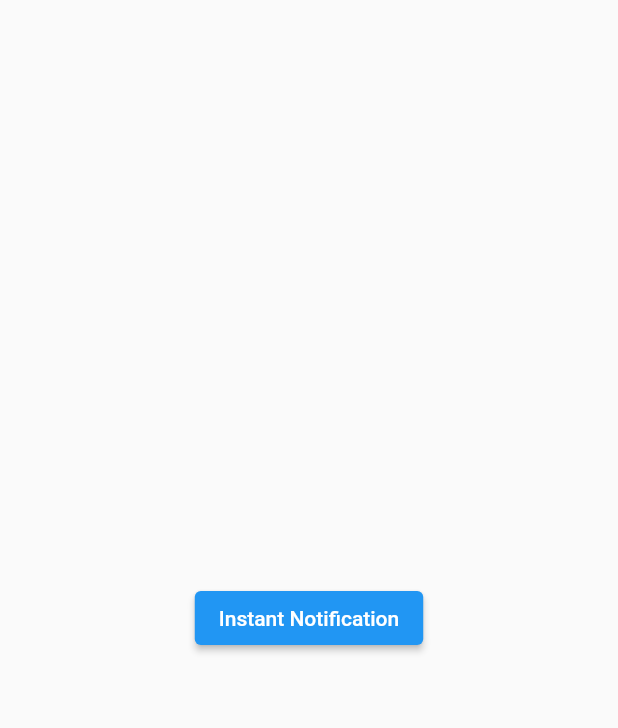
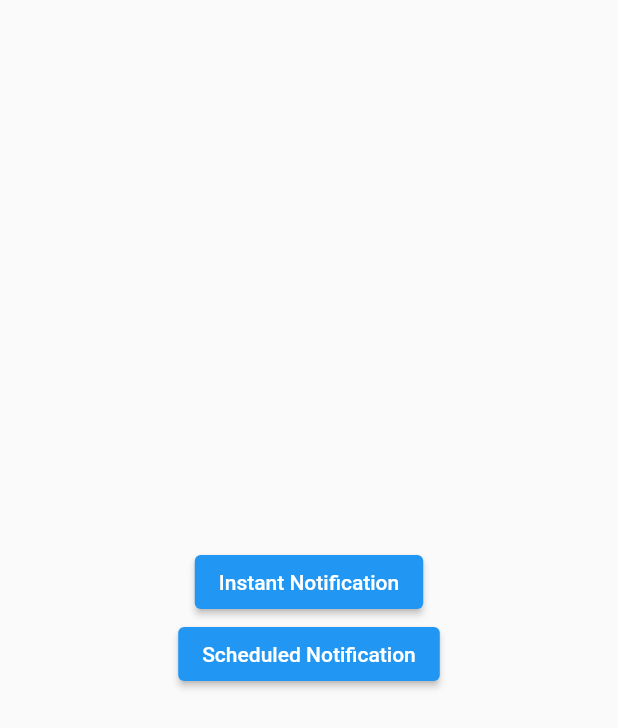
Before and after one commit to sra1kumar-NULL/simple-tracker-hybrid, a Flutter app: the screen it shows after launch, on a phone screen of 412 x 824 dp. Shown: the top 728 px of the screen. Run offline on Flutter 3.47's test engine with Material 2 defaults, Android fonts, the phone set to English and light mode, and no system bars; our stand-ins replace cloud_firestore, firebase_auth, firebase_core, flutter_local_notifications; accounts and stored records are empty; Roboto replaces fonts that are missing (Monteserat).

Commit message:
extended the notification capability:

```diff
--- a/lib/notifications/notify.dart
+++ b/lib/notifications/notify.dart
@@ -2,6 +2,7 @@ import 'package:flutter/material.dart';
 import 'package:flutter_local_notifications/flutter_local_notifications.dart';
 import 'package:provider/provider.dart';
 import 'package:simple_tracker/notifications/notification.dart';
+
 //import 'package:awesome_notifications/awesome_notifications.dart';
 class Notify extends StatefulWidget {
   const Notify({Key? key}) : super(key: key);
@@ -16,20 +17,26 @@ class _NotifyState extends State<Notify> {
     Provider.of<NotificationService>(context, listen: false).initialize();
     super.initState();
   }
+
   @override
   Widget build(BuildContext context) {
     return Scaffold(
-        body: Container(
-          child: Center(
-            child: Consumer<NotificationService>(
-              builder:(context,model, _)=>
-                  Column(mainAxisAlignment: MainAxisAlignment.center,children: [
-                    ElevatedButton(onPressed: ()=>model.instantNofitication(),
-                        child: Text("Instant Notification"))
-                  ],)
-            ),
-          ),
+      body: Container(
+        child: Center(
+          child: Consumer<NotificationService>(
+              builder: (context, model, _) => Column(
+                    mainAxisAlignment: MainAxisAlignment.center,
+                    children: [
+                      ElevatedButton(
+                          onPressed: () => model.instantNofitication(),
+                          child: Text("Instant Notification")),
+                      ElevatedButton(
+                          onPressed: () => model.sheduledNotification(),
+                          child: Text("Scheduled Notification")),
+                    ],
+                  )),
         ),
+      ),
     );
   }
 }
```
Also changed, not shown: lib/notifications/notification.dart (+24 -1 lines), 1 other file.
